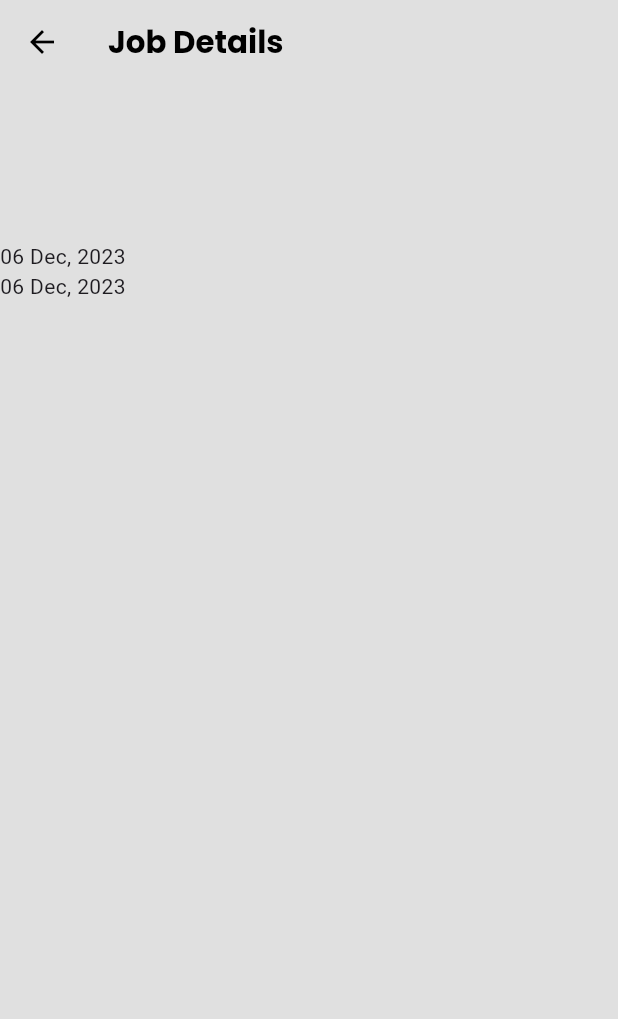
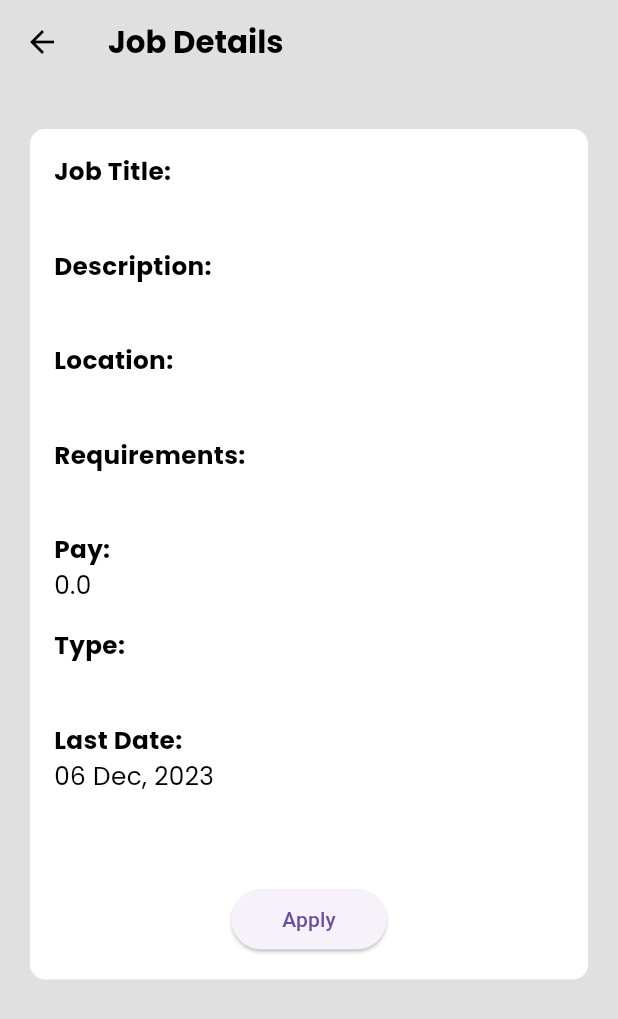
Before and after one commit to MuneerRaza/ResuMate, a Flutter app: the JobView screen opened directly with empty values, on a phone screen of 412 x 824 dp. Shown: the top 1019 px of the screen. Run offline on Flutter 3.47's test engine with Material 3 defaults, Android fonts, the phone set to English and light mode, and no system bars; our stand-ins replace google_fonts, shared_preferences, sqflite; accounts and stored records are empty.

Commit message:
near to final version

```diff
--- a/lib/Screens/applicant_dashboard.dart
+++ b/lib/Screens/applicant_dashboard.dart
@@ -9,6 +9,7 @@ import 'package:resumate/Database/sqflite_database.dart';
 import '../Model/applicant_model.dart';
 import '../Model/user_model.dart';
 import 'applicant_job_page.dart';
+import 'applied_jobs.dart';
 
 class ApplicantDashboard extends StatefulWidget {
   final User user;
@@ -88,7 +89,7 @@ class _ApplicantDashboardState extends State<ApplicantDashboard> {
           children: [
             JobsPage(companyList: companyList, jobList: jobList, currentApplicant: currentApplicant),
             // PreviousJobPage()
-            Text("tab2")
+            AppliedJobs(applicant:currentApplicant),
           ],
         ),
         drawer: Drawer(
--- a/lib/Screens/applicant_job_page.dart
+++ b/lib/Screens/applicant_job_page.dart
@@ -126,7 +126,7 @@ class _JobsPageState extends State<JobsPage> {
                         Navigator.of(context).push(
                           MaterialPageRoute(
                               builder: (context) =>
-                                  JobView(job: job)
+                                  JobView(applicant: widget.currentApplicant, job: job)
                           ),
                         );
                       },
--- a/lib/Screens/job_view.dart
+++ b/lib/Screens/job_view.dart
@@ -2,20 +2,23 @@ import 'package:flutter/material.dart';
 import 'package:flutter/services.dart';
 import 'package:google_fonts/google_fonts.dart';
 import 'package:intl/intl.dart';
+import 'package:resumate/Database/sqflite_database.dart';
 
+import '../Model/applicant_model.dart';
 import '../Model/application_model.dart';
 import '../Model/job_model.dart';
 
 class JobView extends StatefulWidget {
   final Job job;
-  const JobView({required this.job, super.key});
+  final Applicant applicant;
+  const JobView({required this.applicant, required this.job, super.key});
 
   @override
   State<JobView> createState() => _JobViewState();
 }
 
 class _JobViewState extends State<JobView> {
-  Application application;
+
   @override
   Widget build(BuildContext context) {
     double width = MediaQuery
@@ -38,19 +41,157 @@ class _JobViewState extends State<JobView> {
             backgroundColor: Colors.grey[300],
             foregroundColor: Colors.black,
             elevation: 0),
-        body: Container(
-          child: Column(
-            children: [
-              Text(job.title),
-              Text(job.description),
-              Text(job.location),
-              Text(job.requirements),
-              Text(job.type),
-              Text(DateFormat('dd MMM, yyyy').format(job.createdDate)),
-              Text(DateFormat('dd MMM, yyyy').format(job.lastDate)),
-            ],
-          ),
+        body: Column(
+          children: [
+            Container(
+              width: width-20,
+              margin: const EdgeInsets.fromLTRB(20, 30, 20, 0),
+              decoration: BoxDecoration(
+                  color: Colors.white,
+                  borderRadius: BorderRadius.circular(10)
+              ),
+              padding: const EdgeInsets.all(16),
+              child: Column(
+                crossAxisAlignment: CrossAxisAlignment.start,
+                children: [
+                  Text(
+                    "Job Title:",
+                    style: GoogleFonts.poppins(
+                      fontSize: width * 0.04,
+                      fontWeight: FontWeight.bold,
+                      color: Colors.black,
+                    ),
+                  ),
+                  Text(
+                    job.title,
+                    style: GoogleFonts.poppins(
+                      fontSize: width * 0.04,
+                      color: Colors.black,
+                    ),
+                  ),
+                  const SizedBox(height: 16),
+                  Text(
+                    "Description:",
+                    style: GoogleFonts.poppins(
+                      fontSize: width * 0.04,
+                      fontWeight: FontWeight.bold,
+                      color: Colors.black,
+                    ),
+                  ),
+                  Text(
+                    job.description,
+                    style: GoogleFonts.poppins(
+                      fontSize: width * 0.04,
+                      color: Colors.black,
+                    ),
+                  ),
+                  const SizedBox(height: 16),
+                  Text(
+                    "Location:",
+                    style: GoogleFonts.poppins(
+                      fontSize: width * 0.04,
+                      fontWeight: FontWeight.bold,
+                      color: Colors.black,
+                    ),
+                  ),
+                  Text(
+                    job.location,
+                    style: GoogleFonts.poppins(
+                      fontSize: width * 0.04,
+                      color: Colors.black,
+                    ),
+                  ),
+                  const SizedBox(height: 16),
+                  Text(
+                    "Requirements:",
+                    style: GoogleFonts.poppins(
+                      fontSize: width * 0.04,
+                      fontWeight: FontWeight.bold,
+                      color: Colors.black,
+                    ),
+                  ),
+                  Text(
+                    job.requirements,
+                    style: GoogleFonts.poppins(
+                      fontSize: width * 0.04,
+                      color: Colors.black,
+                    ),
+                  ),
+                  const SizedBox(height: 16),
+                  Text(
+                    "Pay:",
+                    style: GoogleFonts.poppins(
+                      fontSize: width * 0.04,
+                      fontWeight: FontWeight.bold,
+                      color: Colors.black,
+                    ),
+                  ),
+                  Text(
+                    job.pay.toString(),
+                    style: GoogleFonts.poppins(
+                      fontSize: width * 0.04,
+                      color: Colors.black,
+                    ),
+                  ),
+                  const SizedBox(height: 16),
+                  Text(
+                    "Type:",
+                    style: GoogleFonts.poppins(
+                      fontSize: width * 0.04,
+                      fontWeight: FontWeight.bold,
+                      color: Colors.black,
+                    ),
+                  ),
+                  Text(
+                    job.type,
+                    style: GoogleFonts.poppins(
+                      fontSize: width * 0.04,
+                      color: Colors.black,
+                    ),
+                  ),
+                  const SizedBox(height: 16),
+                  Text(
+                    "Last Date:",
+                    style: GoogleFonts.poppins(
+                      fontSize: width * 0.04,
+                      fontWeight: FontWeight.bold,
+                      color: Colors.black,
+                    ),
+                  ),
+                  Text(
+                    DateFormat('dd MMM, yyyy').format(job.lastDate),
+                    style: GoogleFonts.poppins(
+                      fontSize: width * 0.04,
+                      color: Colors.black,
+                    ),
+                  ),
+                  const SizedBox(height: 60,),
+                  Center(
+                    child: ElevatedButton(onPressed: (){
+                      dbWork();
+                      Navigator.of(context).pop();
+                    },
+                      child: const Padding(
+                        padding: EdgeInsets.fromLTRB(10, 5, 10, 5),
+                        child: Text("Apply"),
+                      ),
+                    ),
+                  )
+                ],
+              ),
+            ),
+          ],
         ),
     );
   }
+
+  void dbWork() async {
+    Application application = Application(applicantId: widget.applicant.id!, jobId: widget.job.id!, status: "Pending");
+    try{
+      var x = await DatabaseUtil.instance.insertApplication(application);
+      print("Application applied $x");
+    } catch (e) {
+      print("Application error:$e");
+    }
+  }
 }
```
Also changed, not shown: lib/Screens/applied_jobs.dart (added, +98 -0 lines).
